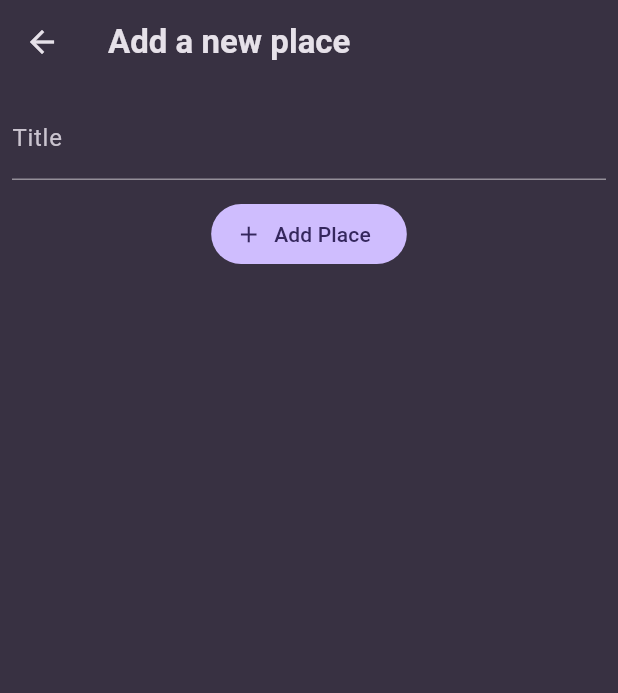
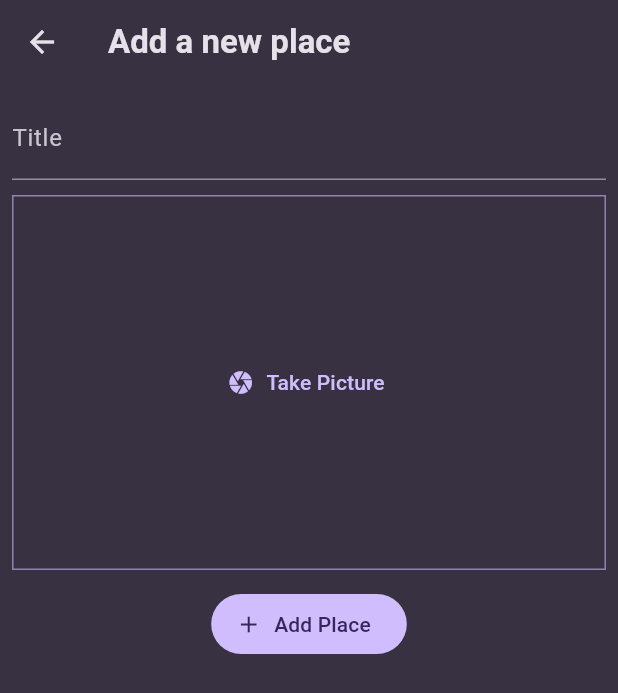
Before and after one commit to Mahtot/Favorite_places, a Flutter app: the NewFavoritePlaceScreen screen opened directly, on a phone screen of 412 x 824 dp. Shown: the top 693 px of the screen. Run offline on Flutter 3.47's test engine with Material 3 defaults, Android fonts, the phone set to English and light mode, and no system bars; our stand-ins replace flutter_riverpod, google_fonts.

Commit message:
add an image input button to allow user to take or add a picture of their favorite place

```diff
--- a/lib/screens/new_favorite_place_screen.dart
+++ b/lib/screens/new_favorite_place_screen.dart
@@ -1,4 +1,5 @@
 import 'package:favorite_places/providers/favorite_places_provider.dart';
+import 'package:favorite_places/widgets/image_input.dart';
 import 'package:flutter/material.dart';
 import 'package:flutter_riverpod/flutter_riverpod.dart';
 
@@ -6,10 +7,12 @@ class NewFavoritePlaceScreen extends ConsumerStatefulWidget {
   const NewFavoritePlaceScreen({super.key});
 
   @override
-  ConsumerState<NewFavoritePlaceScreen> createState() => _NewFavoritePlaceScreenState();
+  ConsumerState<NewFavoritePlaceScreen> createState() =>
+      _NewFavoritePlaceScreenState();
 }
 
-class _NewFavoritePlaceScreenState extends ConsumerState<NewFavoritePlaceScreen> {
+class _NewFavoritePlaceScreenState
+    extends ConsumerState<NewFavoritePlaceScreen> {
   final titleController = TextEditingController();
 
   @override
@@ -31,21 +34,28 @@ class _NewFavoritePlaceScreenState extends ConsumerState<NewFavoritePlaceScreen>
               style: const TextStyle(color: Colors.white),
               controller: titleController,
             ),
+            const SizedBox(height: 10),
+
+            ImageInput(),
             const SizedBox(height: 12),
+
             FilledButton.icon(
               label: const Text('Add Place'),
               icon: const Icon(Icons.add),
               onPressed: () {
-                  ref.read(favoritePlaceProvider.notifier).addPlace(titleController.text);
+                ref
+                    .read(favoritePlaceProvider.notifier)
+                    .addPlace(titleController.text);
                 ScaffoldMessenger.of(context).clearSnackBars();
-                  ScaffoldMessenger.of(context).showSnackBar(const SnackBar(content: Text('Place added!')));
+                ScaffoldMessenger.of(
+                  context,
+                ).showSnackBar(const SnackBar(content: Text('Place added!')));
                 Navigator.of(context).pop();
               },
             ),
           ],
         ),
       ),
-
     );
   }
 }
--- /dev/null
+++ b/lib/widgets/image_input.dart
@@ -0,0 +1,35 @@
+import 'package:flutter/material.dart';
+
+class ImageInput extends StatefulWidget {
+  const ImageInput({super.key});
+
+  @override
+  State<ImageInput> createState() {
+    return _ImageInputState();
+  }
+}
+
+class _ImageInputState extends State<ImageInput> {
+
+  void _takePicture() {
+
+  }
+
+  @override
+  Widget build(BuildContext context) {
+    return Container(
+      decoration: BoxDecoration(
+        border: Border.all(width: 1, color: Theme.of(context).colorScheme.primary.withAlpha(150))
+      ),
+      height: 250,
+      width: double.infinity,
+      alignment: Alignment.center,
+      child: TextButton.icon(
+        onPressed:_takePicture,
+        icon: Icon(Icons.camera),
+        label: const Text('Take Picture'),
+
+      )
+    );
+  }
+}
```
Also changed, not shown: lib/providers/favorite_places_provider.dart (line endings or trailing spaces). Lines whose indentation alone changed are shown as unchanged.
